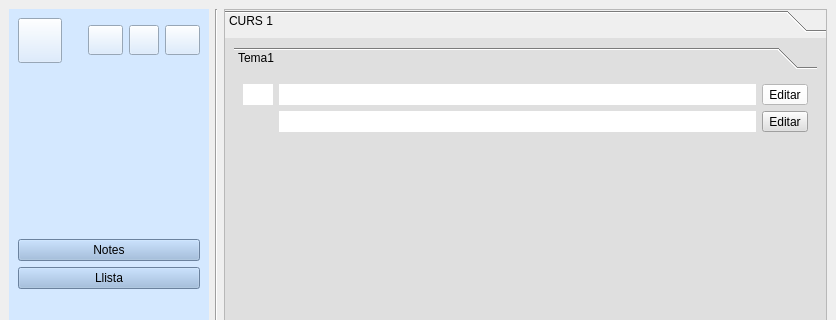
Old version of the form ProtoAules/Screens/inici_professor.ui in the repository JPerpi/ProtoAules; both pictures show x 0 to 836 and y 0 to 320 of the 836 by 795 pixel window.
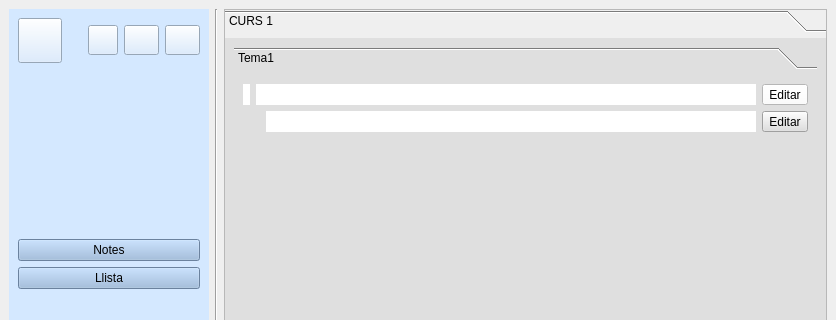
New version of the form. Icons and pictures are not drawn.

The edit to the form file:
```diff
--- a/ProtoAules/Screens/inici_professor.ui
+++ b/ProtoAules/Screens/inici_professor.ui
@@ -85,28 +85,6 @@
            </property>
           </spacer>
          </item>
-         <item>
-          <widget class="QPushButton" name="idioma_esp">
-           <property name="sizePolicy">
-            <sizepolicy hsizetype="Fixed" vsizetype="Fixed">
-             <horstretch>0</horstretch>
-             <verstretch>0</verstretch>
-            </sizepolicy>
-           </property>
-           <property name="maximumSize">
-            <size>
-             <width>35</width>
-             <height>30</height>
-            </size>
-           </property>
-           <property name="styleSheet">
-            <string notr="true">border-image: url(:/prefijoNuevo/png/esp.png);</string>
-           </property>
-           <property name="text">
-            <string/>
-           </property>
-          </widget>
-         </item>
          <item>
           <widget class="QPushButton" name="idioma_val">
            <property name="sizePolicy">
@@ -129,6 +107,28 @@
            </property>
           </widget>
          </item>
+         <item>
+          <widget class="QPushButton" name="idioma_esp">
+           <property name="sizePolicy">
+            <sizepolicy hsizetype="Fixed" vsizetype="Fixed">
+             <horstretch>0</horstretch>
+             <verstretch>0</verstretch>
+            </sizepolicy>
+           </property>
+           <property name="maximumSize">
+            <size>
+             <width>35</width>
+             <height>30</height>
+            </size>
+           </property>
+           <property name="styleSheet">
+            <string notr="true">border-image: url(:/prefijoNuevo/png/esp.png);</string>
+           </property>
+           <property name="text">
+            <string/>
+           </property>
+          </widget>
+         </item>
          <item>
           <widget class="QPushButton" name="idioma_eng">
            <property name="sizePolicy">
@@ -278,7 +278,7 @@
            <x>0</x>
            <y>0</y>
            <width>599</width>
-           <height>539</height>
+           <height>580</height>
           </rect>
          </property>
          <property name="styleSheet">
@@ -304,7 +304,7 @@
                  <x>0</x>
                  <y>0</y>
                  <width>579</width>
-                 <height>447</height>
+                 <height>500</height>
                 </rect>
                </property>
                <attribute name="label">
@@ -364,7 +364,7 @@
                      <string notr="true">background-color: rgb(255, 255, 255);</string>
                     </property>
                     <property name="text">
-                     <string>         </string>
+                     <string/>
                     </property>
                    </widget>
                   </item>
@@ -401,6 +401,18 @@
                       <verstretch>0</verstretch>
                      </sizepolicy>
                     </property>
+                    <property name="minimumSize">
+                     <size>
+                      <width>50</width>
+                      <height>0</height>
+                     </size>
+                    </property>
+                    <property name="maximumSize">
+                     <size>
+                      <width>16777215</width>
+                      <height>16777215</height>
+                     </size>
+                    </property>
                     <property name="styleSheet">
                      <string notr="true">background-color: rgb(255, 255, 255);</string>
                     </property>
```
Left out of the diff: 12 changed lines with no effect on the pictures.
